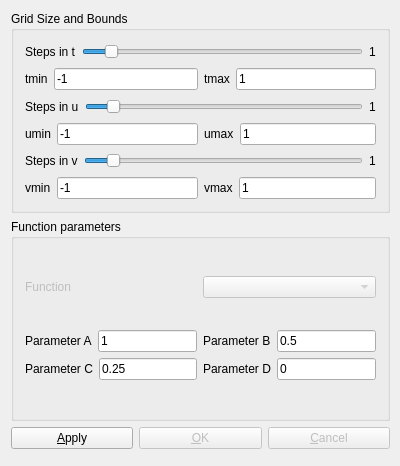
lene/HyperspaceExplorer, file src/UI/ValuesDialog.ui: the form before one commit.
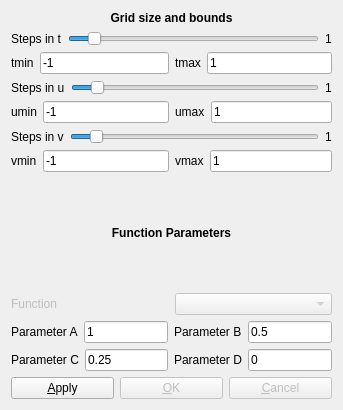
The form after the commit.

Commit message: dialog to enter parameters changes dynamically with the values available for each function

What changed in the file:
```diff
--- a/src/UI/ValuesDialog.ui
+++ b/src/UI/ValuesDialog.ui
@@ -5,8 +5,8 @@
    <rect>
     <x>0</x>
     <y>0</y>
-    <width>400</width>
-    <height>466</height>
+    <width>343</width>
+    <height>410</height>
    </rect>
   </property>
   <property name="sizePolicy" >
@@ -25,23 +25,26 @@
   <property name="sizeGripEnabled" >
    <bool>false</bool>
   </property>
-  <widget class="QWidget" name="layoutWidget" >
-   <property name="geometry" >
-    <rect>
-     <x>0</x>
-     <y>0</y>
-     <width>401</width>
-     <height>460</height>
-    </rect>
-   </property>
-   <layout class="QVBoxLayout" >
-    <item>
-     <widget class="QGroupBox" name="Grid" >
-      <property name="title" >
-       <string>Grid Size and Bounds</string>
-      </property>
       <layout class="QGridLayout" >
        <item row="0" column="0" >
+    <layout class="QVBoxLayout" >
+     <item>
+      <widget class="QLabel" name="gridLabel" >
+       <property name="font" >
+        <font>
+         <weight>75</weight>
+         <bold>true</bold>
+        </font>
+       </property>
+       <property name="text" >
+        <string>Grid size and bounds</string>
+       </property>
+       <property name="alignment" >
+        <set>Qt::AlignCenter</set>
+       </property>
+      </widget>
+     </item>
+     <item>
         <layout class="QHBoxLayout" >
          <property name="spacing" >
           <number>6</number>
@@ -102,7 +105,7 @@
          </item>
         </layout>
        </item>
-       <item row="1" column="0" >
+     <item>
         <layout class="QHBoxLayout" >
          <property name="spacing" >
           <number>6</number>
@@ -199,7 +202,7 @@
          </item>
         </layout>
        </item>
-       <item row="2" column="0" >
+     <item>
         <layout class="QHBoxLayout" >
          <property name="spacing" >
           <number>6</number>
@@ -260,7 +263,7 @@
          </item>
         </layout>
        </item>
-       <item row="3" column="0" >
+     <item>
         <layout class="QHBoxLayout" >
          <property name="spacing" >
           <number>6</number>
@@ -357,7 +360,7 @@
          </item>
         </layout>
        </item>
-       <item row="4" column="0" >
+     <item>
         <layout class="QHBoxLayout" >
          <property name="spacing" >
           <number>6</number>
@@ -418,7 +421,7 @@
          </item>
         </layout>
        </item>
-       <item row="5" column="0" >
+     <item>
         <layout class="QHBoxLayout" >
          <property name="spacing" >
           <number>6</number>
@@ -516,15 +519,26 @@
         </layout>
        </item>
       </layout>
-     </widget>
-    </item>
+   </item>
+   <item row="2" column="0" >
+    <widget class="QLabel" name="functionLabel" >
+     <property name="font" >
+      <font>
+       <weight>75</weight>
+       <bold>true</bold>
+      </font>
+     </property>
+     <property name="text" >
+      <string>Function Parameters</string>
+     </property>
+     <property name="alignment" >
+      <set>Qt::AlignCenter</set>
+     </property>
+    </widget>
+   </item>
+   <item row="3" column="0" >
+    <layout class="QHBoxLayout" >
     <item>
-     <widget class="QGroupBox" name="Function" >
-      <property name="title" >
-       <string>Function parameters</string>
-      </property>
-      <layout class="QGridLayout" >
-       <item row="0" column="0" >
         <widget class="QLabel" name="TextLabel13" >
          <property name="enabled" >
           <bool>false</bool>
@@ -534,14 +548,16 @@
          </property>
         </widget>
        </item>
-       <item row="0" column="1" >
+     <item>
         <widget class="QComboBox" name="FunctionBox" >
          <property name="enabled" >
           <bool>false</bool>
          </property>
         </widget>
        </item>
-       <item row="1" column="0" colspan="2" >
+    </layout>
+   </item>
+   <item row="4" column="0" >
         <layout class="QVBoxLayout" >
          <property name="spacing" >
           <number>6</number>
@@ -730,10 +746,7 @@
          </item>
         </layout>
        </item>
-      </layout>
-     </widget>
-    </item>
-    <item>
+   <item row="5" column="0" >
      <layout class="QHBoxLayout" >
       <property name="spacing" >
        <number>6</number>
@@ -801,7 +814,6 @@
      </layout>
     </item>
    </layout>
-  </widget>
  </widget>
  <layoutdefault spacing="6" margin="11" />
  <pixmapfunction>qPixmapFromMimeSource</pixmapfunction>
```
Left out of the diff: 48 changed lines with no effect on the pictures. Lines whose indentation alone changed are shown as unchanged. The commit also changes 15 other files.
